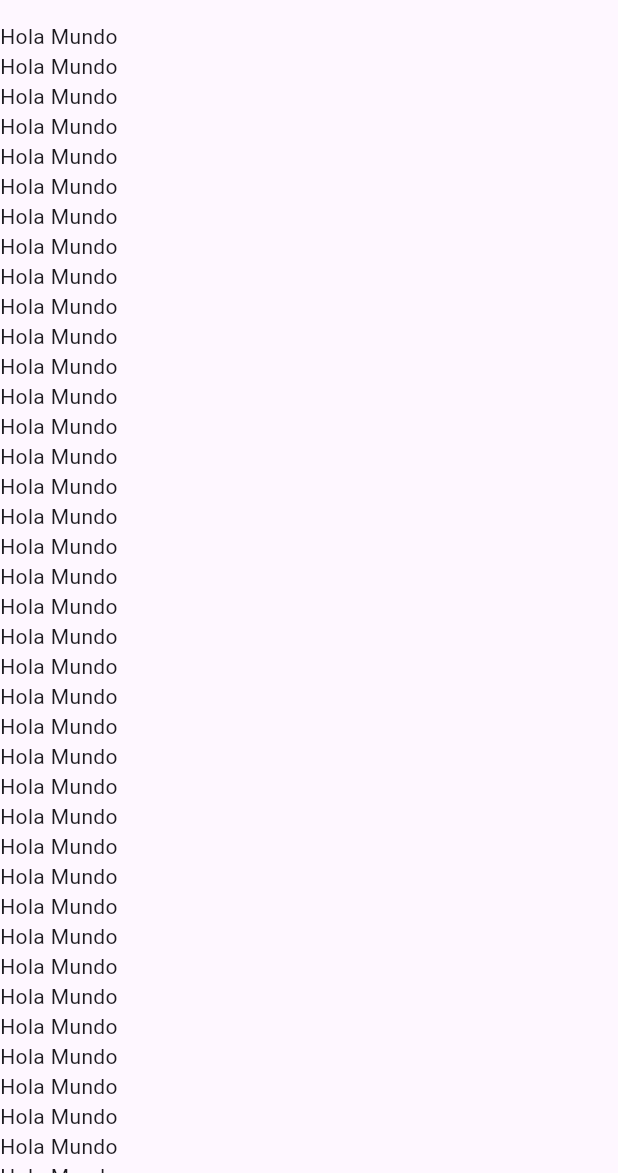
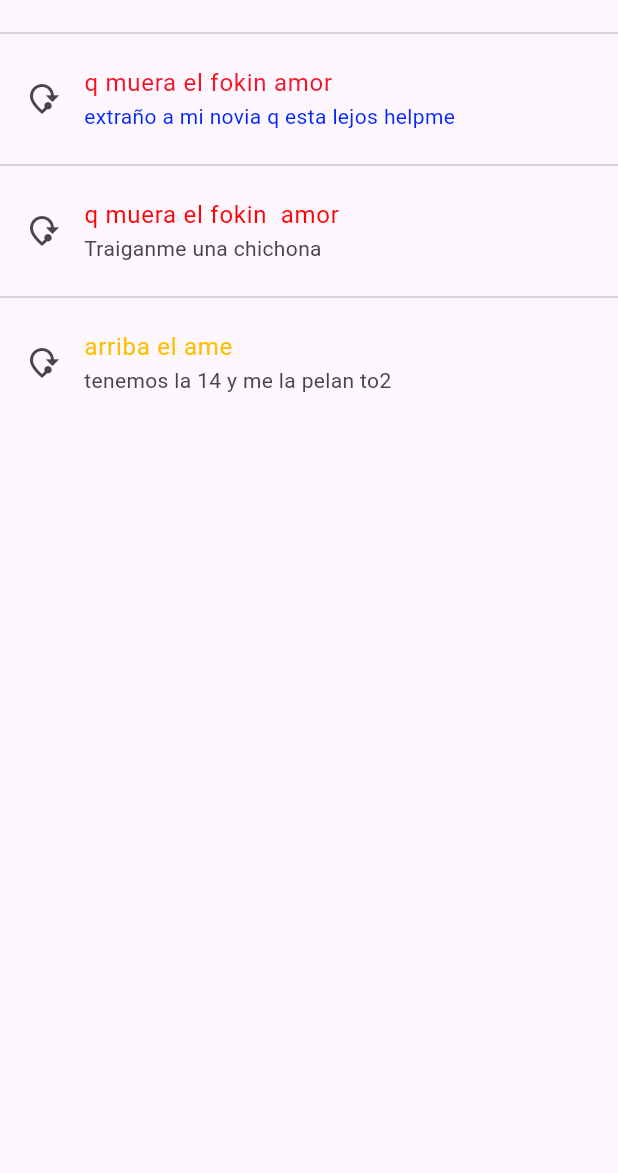
Before and after one commit to lmedelr05/componentes_flutter, a Flutter app: the screen it shows after launch, on a phone screen of 412 x 824 dp, the part 63-1236 px from its top. Run offline on Flutter 3.47's test engine with Material 3 defaults, Android fonts, the phone set to English and light mode, and no system bars.

Commit message:
Adding ListTitle to the ListView

```diff
--- a/lib/home_screen.dart
+++ b/lib/home_screen.dart
@@ -11,110 +11,35 @@ class HomeScreen extends StatelessWidget {
       ),
       body: ListView(
         children: const [
-          Text('Hola Mundo'),
-          Text('Hola Mundo'),
-          Text('Hola Mundo'),
-          Text('Hola Mundo'),
-          Text('Hola Mundo'),
-          Text('Hola Mundo'),
-          Text('Hola Mundo'),
-          Text('Hola Mundo'),
-          Text('Hola Mundo'),
-          Text('Hola Mundo'),
-          Text('Hola Mundo'),
-          Text('Hola Mundo'),
-          Text('Hola Mundo'),
-          Text('Hola Mundo'),
-          Text('Hola Mundo'),
-          Text('Hola Mundo'),
-          Text('Hola Mundo'),
-          Text('Hola Mundo'),
-          Text('Hola Mundo'),
-          Text('Hola Mundo'),
-          Text('Hola Mundo'),
-          Text('Hola Mundo'),
-          Text('Hola Mundo'),
-          Text('Hola Mundo'),
-          Text('Hola Mundo'),
-          Text('Hola Mundo'),
-          Text('Hola Mundo'),
-          Text('Hola Mundo'),
-          Text('Hola Mundo'),
-          Text('Hola Mundo'),
-          Text('Hola Mundo'),
-          Text('Hola Mundo'),
-          Text('Hola Mundo'),
-          Text('Hola Mundo'),
-          Text('Hola Mundo'),
-          Text('Hola Mundo'),
-          Text('Hola Mundo'),
-          Text('Hola Mundo'),
-          Text('Hola Mundo'),
-          Text('Hola Mundo'),
-          Text('Hola Mundo'),
-          Text('Hola Mundo'),
-          Text('Hola Mundo'),
-          Text('Hola Mundo'),
-          Text('Hola Mundo'),
-          Text('Hola Mundo'),
-          Text('Hola Mundo'),
-          Text('Hola Mundo'),
-          Text('Hola Mundo'),
-          Text('Hola Mundo'),
-          Text('Hola Mundo'),
-          Text('Hola Mundo'),
-          Text('Hola Mundo'),
-          Text('Hola Mundo'),
-          Text('Hola Mundo'),
-          Text('Hola Mundo'),
-          Text('Hola Mundo'),
-          Text('Hola Mundo'),
-          Text('Hola Mundo'),
-          Text('Hola Mundo'),
-          Text('Hola Mundo'),
-          Text('Hola Mundo'),
-          Text('Hola Mundo'),
-          Text('Hola Mundo'),
-          Text('Hola Mundo'),
-          Text('Hola Mundo'),
-          Text('Hola Mundo'),
-          Text('Hola Mundo'),
-          Text('Hola Mundo'),
-          Text('Hola Mundo'),
-          Text('Hola Mundo'),
-          Text('Hola Mundo'),
-          Text('Hola Mundo'),
-          Text('Hola Mundo'),
-          Text('Hola Mundo'),
-          Text('Hola Mundo'),
-          Text('Hola Mundo'),
-          Text('Hola Mundo'),
-          Text('Hola Mundo'),
-          Text('Hola Mundo'),
-          Text('Hola Mundo'),
-          Text('Hola Mundo'),
-          Text('Hola Mundo'),
-          Text('Hola Mundo'),
-          Text('Hola Mundo'),
-          Text('Hola Mundo'),
-          Text('Hola Mundo'),
-          Text('Hola Mundo'),
-          Text('Hola Mundo'),
-          Text('Hola Mundo'),
-          Text('Hola Mundo'),
-          Text('Hola Mundo'),
-          Text('Hola Mundo'),
-          Text('Hola Mundo'),
-          Text('Hola Mundo'),
-          Text('Hola Mundo'),
-          Text('Hola Mundo'),
-          Text('Hola Mundo'),
-          Text('Hola Mundo'),
-          Text('Hola Mundo'),
-          Text('Hola Mundo'),
-          Text('Hola Mundo'),
-          Text('Hola Mundo'),
-          Text('Hola Mundo'),
+          Divider(),
+          ListTile(
+            leading: Icon(Icons.mode_of_travel),
+            title: Text(
+              'q muera el fokin amor',
+              style: TextStyle(color: Color.fromARGB(255, 247, 17, 33)),
+            ),
+            subtitle: Text(
+              'extraño a mi novia q esta lejos helpme',
+              style: TextStyle(color: Color.fromARGB(255, 0, 38, 255)),
+            ),
+          ),
+          Divider(),
+          ListTile(
+              leading: Icon(Icons.mode_of_travel),
+              title: Text(
+                'q muera el fokin  amor',
+                style: TextStyle(color: Color.fromARGB(255, 255, 2, 2)),
+              ),
+              subtitle: Text('Traiganme una chichona')),
+          Divider(),
+          ListTile(
+            leading: Icon(Icons.mode_of_travel),
+            title: Text(
+              'arriba el ame',
+              style: TextStyle(color: Color.fromARGB(255, 255, 191, 0)),
+            ),
+            subtitle: Text('tenemos la 14 y me la pelan to2'),
+          ),
         ],
       ),
     );
```
